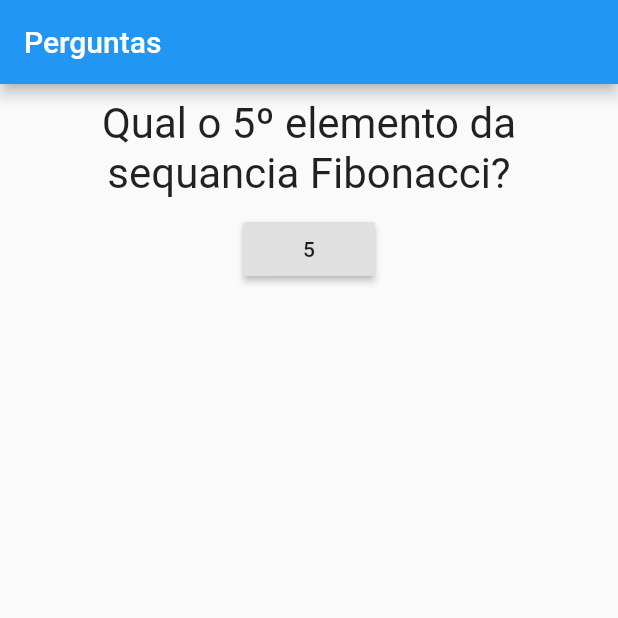
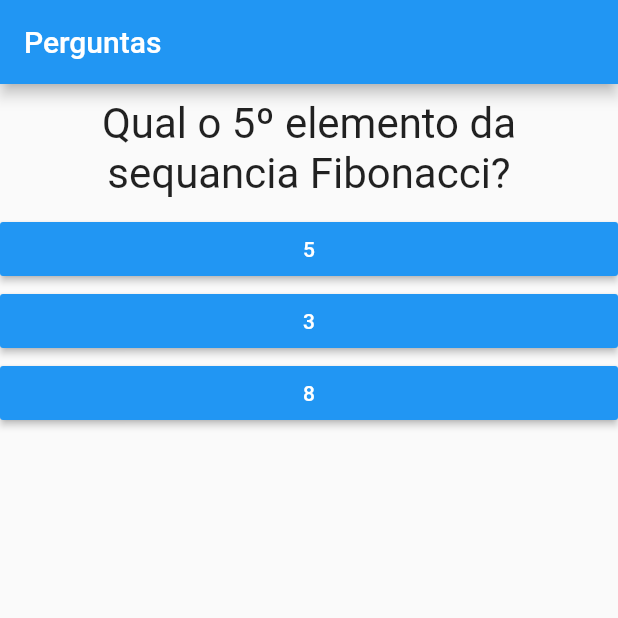
Before and after one commit to felixvicent/quiz_app, a Flutter app: the screen it shows after launch, on a phone screen of 412 x 824 dp, the top half of it. Run offline on Flutter 3.47's test engine with Material 2 defaults, Android fonts, the phone set to English and light mode, and no system bars.

Commit message:
Pass function to answer widget

```diff
--- a/lib/answer.dart
+++ b/lib/answer.dart
@@ -1,18 +1,23 @@
-// ignore_for_file: deprecated_member_use, use_key_in_widget_constructors, prefer_const_constructors_in_immutables
+// ignore_for_file: deprecated_member_use, use_key_in_widget_constructors, prefer_const_constructors_in_immutables, avoid_unnecessary_containers, sized_box_for_whitespace
 
 import 'package:flutter/material.dart';
 
 class Answer extends StatelessWidget {
   final String text;
-  final Function toRespond;
+  final void Function() onSelect;
 
-  Answer(this.text, this.toRespond);
+  Answer(this.text, this.onSelect);
 
   @override
   Widget build(BuildContext context) {
-    return RaisedButton(
-      child: Text(text),
-      onPressed: toRespond,
+    return Container(
+      width: double.infinity,
+      child: RaisedButton(
+        color: Colors.blue,
+        textColor: Colors.white,
+        child: Text(text),
+        onPressed: onSelect,
+      ),
     );
   }
 }
--- a/lib/main.dart
+++ b/lib/main.dart
@@ -33,7 +33,9 @@ class _QuestionAppState extends State<QuestionApp> {
           // ignore: prefer_const_literals_to_create_immutables
           children: [
             Question(questions[_selectedAnswer]),
-            Answer('5', _toRespond)
+            Answer('5', _toRespond),
+            Answer('3', _toRespond),
+            Answer('8', _toRespond),
           ],
         ),
       ),
```
